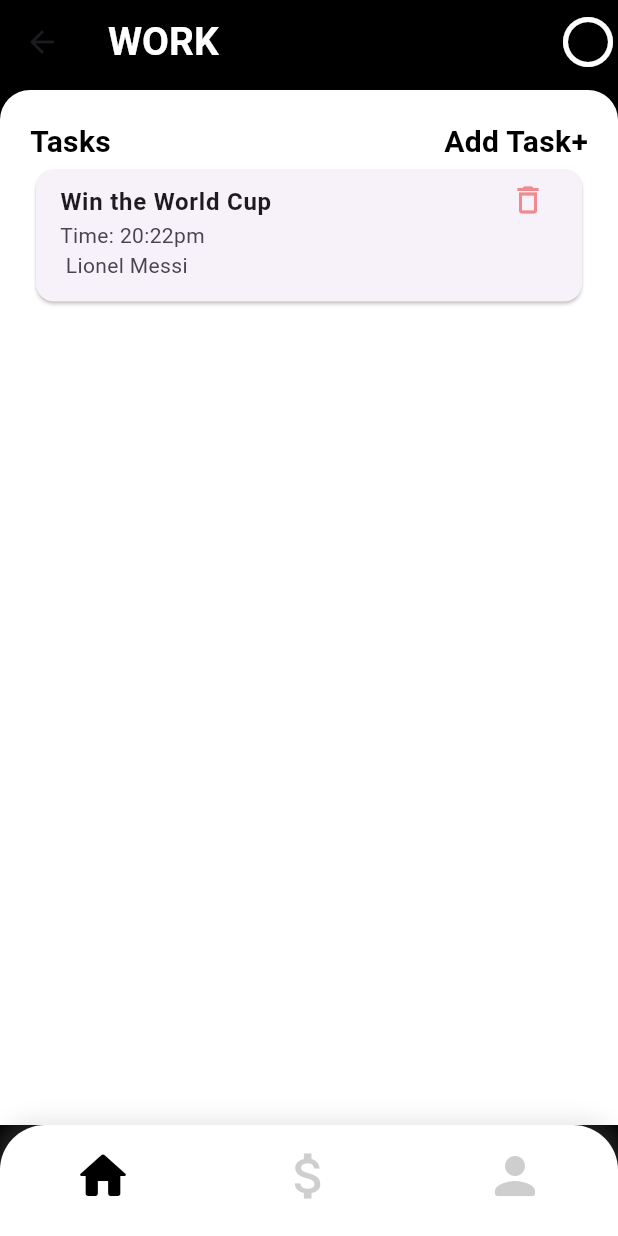
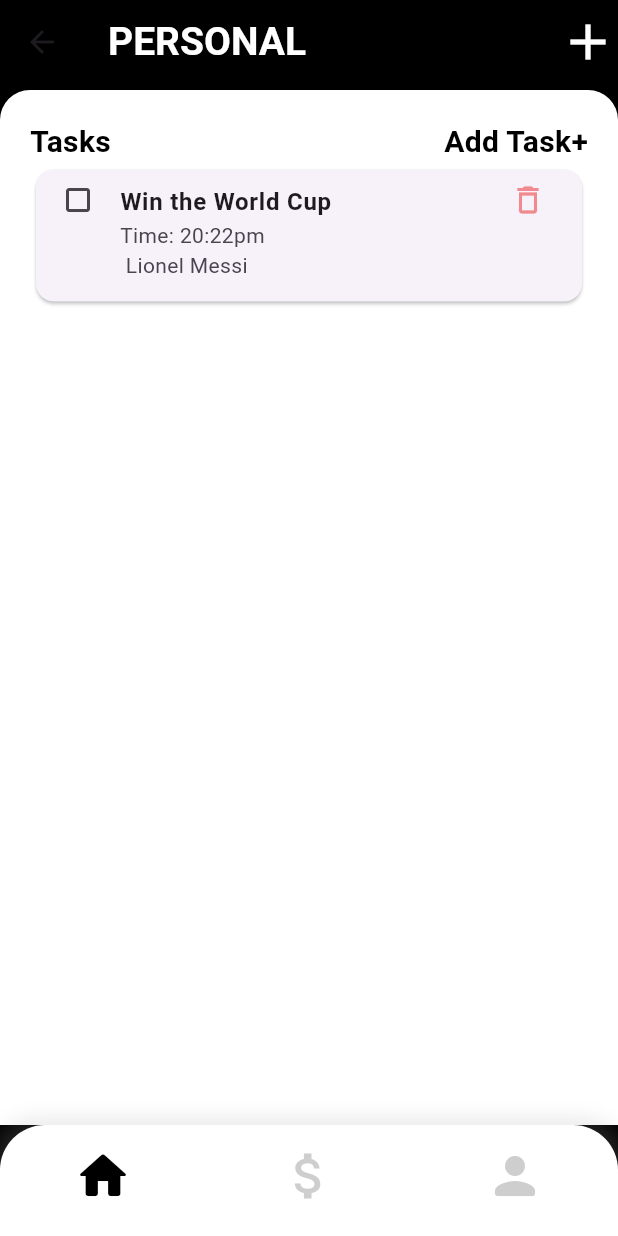
Before and after one commit to JashobeamKayiwa/TaskIT, a Flutter app: the Personal screen opened directly, on a phone screen of 412 x 824 dp. Run offline on Flutter 3.47's test engine with Material 3 defaults, Android fonts, the phone set to English and light mode, and no system bars.

Commit message:
Personal UI done

```diff
--- a/task_it/lib/screens/manager/personal.dart
+++ b/task_it/lib/screens/manager/personal.dart
@@ -46,6 +46,7 @@ class Personal extends StatelessWidget {
                 children: [
                   Card(
                     child: ListTile(
+                      leading: Icon(Icons.crop_square),
                       isThreeLine: true,
                       title: Text('Win the World Cup',
                           style: TextStyle(fontWeight: FontWeight.bold)),
@@ -74,7 +75,7 @@ Widget _buildAppBar() {
         title: Row(
           children: [
             Text(
-              'WORK',
+              'PERSONAL',
               style: TextStyle(
                 color: kWhite,
                 fontSize: 26,
@@ -84,7 +85,7 @@ Widget _buildAppBar() {
           ],
         ),
         actions: [
-          Icon(Icons.circle_outlined, color: kWhite, size: 40),
+          Icon(Icons.add, color: kWhite, size: 40),
         ],
       ),
     ),
```
Lines whose indentation alone changed are shown as unchanged.
